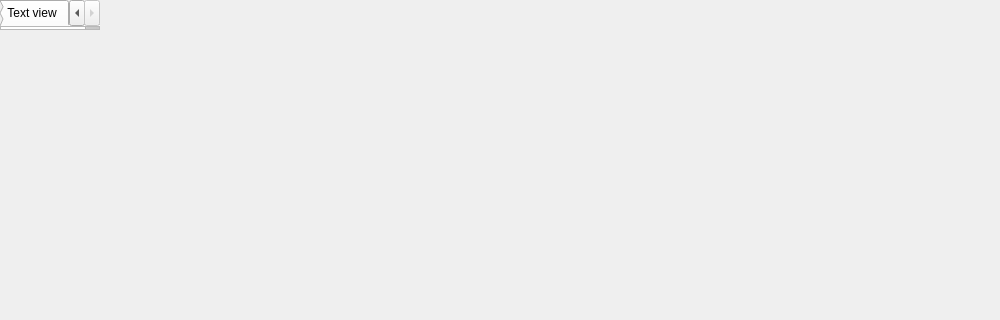
Before: the Qt Designer form mainwindow.ui in karoyqiu/jsonviewer, drawn with Qt 5; both pictures show x 0 to 1000 and y 0 to 320 of the 1000 by 618 pixel window.
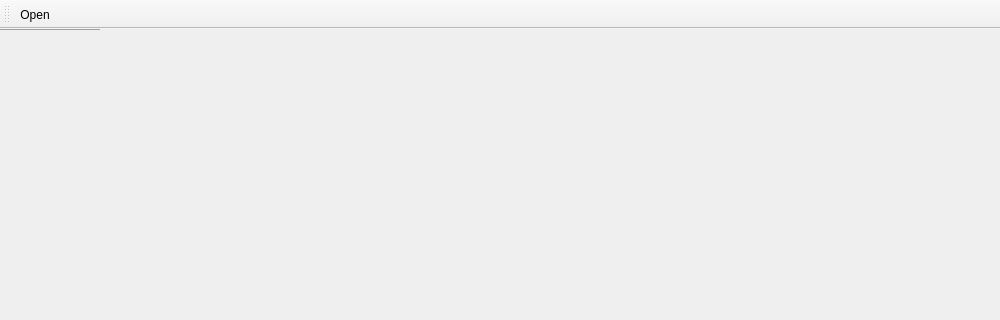
After: the same form once the commit is applied. The open tabs and pages were chosen to show the change. Icons and pictures are not drawn.

Diff of the .ui file:
```diff
--- a/mainwindow.ui
+++ b/mainwindow.ui
@@ -10,36 +10,33 @@
     <height>618</height>
    </rect>
   </property>
-  <widget class="QTabWidget" name="centerWidget">
+  <widget class="QMdiArea" name="centerWidget">
+   <property name="viewMode">
+    <enum>QMdiArea::TabbedView</enum>
+   </property>
    <property name="documentMode">
     <bool>true</bool>
    </property>
-   <widget class="QTreeView" name="treeView">
-    <property name="alternatingRowColors">
-     <bool>true</bool>
-    </property>
-    <property name="animated">
-     <bool>true</bool>
-    </property>
-    <attribute name="title">
-     <string>Tree view</string>
-    </attribute>
-   </widget>
-   <widget class="QPlainTextEdit" name="editView">
-    <property name="font">
-     <font>
-      <family>Monospace</family>
-     </font>
-    </property>
-    <property name="readOnly">
-     <bool>true</bool>
-    </property>
-    <attribute name="title">
-     <string>Text view</string>
-    </attribute>
-   </widget>
+   <property name="tabsClosable">
+    <bool>true</bool>
+   </property>
+   <property name="tabsMovable">
+    <bool>true</bool>
+   </property>
   </widget>
   <widget class="QStatusBar" name="statusBar"/>
+  <widget class="QToolBar" name="toolBar">
+   <property name="windowTitle">
+    <string>toolBar</string>
+   </property>
+   <attribute name="toolBarArea">
+    <enum>TopToolBarArea</enum>
+   </attribute>
+   <attribute name="toolBarBreak">
+    <bool>false</bool>
+   </attribute>
+   <addaction name="actionOpen"/>
+  </widget>
   <action name="actionOpen">
    <property name="icon">
     <iconset theme="document-open">
```
